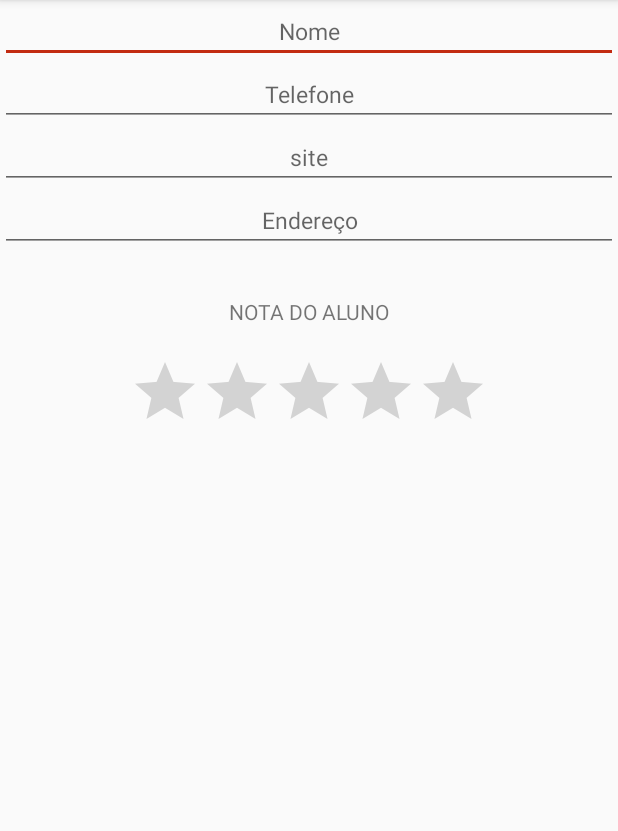
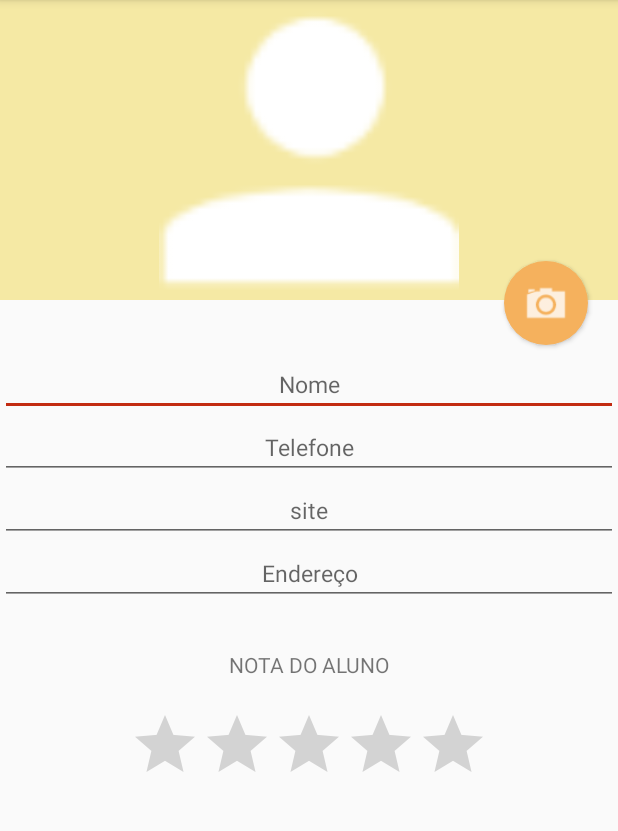
Before and after one commit to souzanirs/Caelum_Android_I, an Android app: the FormularioActivity screen opened directly, with no data from a screen before it, on a phone screen of 412 x 824 dp, the part 84-915 px from its top. Run offline under Robolectric (Android 15) with nearby library versions, the light colour scheme and no system bars.

Commit message:
Atualização Projeto 20161026_005 Adicionando Foto

```diff
--- a/AndroidStudioProjects/Cadastro/app/src/main/AndroidManifest.xml
+++ b/AndroidStudioProjects/Cadastro/app/src/main/AndroidManifest.xml
@@ -5,6 +5,8 @@
     <uses-permission android:name="android.permission.CALL_PHONE"/>
     <uses-permission android:name="android.permission.INTERNET"/>
     <uses-permission android:name="android.permission.RECEIVE_SMS"/>
+    <uses-permission android:name="android.permission.WRITE_EXTERNAL_STORAGE"/>
+    <uses-permission android:name="android.permission.CAMERA"/>
 
     <application
         android:allowBackup="true"
--- a/AndroidStudioProjects/Cadastro/app/src/main/java/br/com/caelum/cadastro/FormularioActivity.java
+++ b/AndroidStudioProjects/Cadastro/app/src/main/java/br/com/caelum/cadastro/FormularioActivity.java
@@ -1,21 +1,31 @@
 package br.com.caelum.cadastro;
 
+import android.app.Activity;
 import android.content.Intent;
+import android.content.pm.ActivityInfo;
+import android.net.Uri;
+import android.provider.MediaStore;
+import android.support.annotation.StringDef;
 import android.support.v7.app.AppCompatActivity;
 import android.os.Bundle;
 import android.view.Menu;
 import android.view.MenuInflater;
 import android.view.MenuItem;
+import android.view.View;
+import android.widget.Button;
 import android.widget.EditText;
 import android.widget.Toast;
+
+import java.io.File;
 
 import br.com.caelum.cadastro.DAO.AlunoDAO;
 import br.com.caelum.cadastro.classes.Aluno;
 
 public class FormularioActivity extends AppCompatActivity {
 
+    private static final int cameraCODE = 123; //Codigo para o retorno da Camera
     private FormularioHelper helper; //Criando um atributo herper
-    public static final String alunoSelecionado = "alunoSelecionado";
+    private String localArquivoFoto=""; //Criando variavel para armazenar endereço da foto no sistema
 
     @Override
     protected void onCreate(Bundle savedInstanceState) {
@@ -50,11 +60,33 @@ public class FormularioActivity extends AppCompatActivity {
 //            }
 //        });
 
-        Intent intent = this.getIntent();
+        //Pegando o aluno passado da Lista para a edição de seu cadastro
+        final Intent intent = this.getIntent();
         if(intent.hasExtra("aluno")){
             Aluno aluno = (Aluno) intent.getSerializableExtra("aluno");
             helper.carregaAluno(aluno);
         }
+
+        //Criando ação relizada quanto clicado no botão para adicionar foto
+        Button foto = helper.getFotoBotao();
+        foto.setOnClickListener(new View.OnClickListener() {
+            @Override
+            public void onClick(View view) {
+
+                /*
+                    Indica o local de armazenamento e nome do arquivo a ser gerado
+                      # "getExternalFilesDir" indica o local onde fica armazenado a aplicação
+                      # pode-se ao invés de definir NULL, indicar o nome de uma subpasta
+                 */
+                localArquivoFoto = getExternalFilesDir(null)+"/"+System.currentTimeMillis()+".jpg";
+                Uri localFoto = Uri.fromFile(new File(localArquivoFoto));
+
+                Intent intentCamera = new Intent( MediaStore.ACTION_IMAGE_CAPTURE);
+                intentCamera.putExtra( MediaStore.EXTRA_OUTPUT, localFoto);
+                startActivityForResult(intentCamera, cameraCODE);
+            }
+        } );
+
     }
 
     @Override
@@ -119,4 +151,15 @@ public class FormularioActivity extends AppCompatActivity {
         }
 
     }
+
+    @Override
+    protected void onActivityResult(int requestCode, int resultCode, Intent data) {
+        if(requestCode == cameraCODE){
+            if(resultCode == Activity.RESULT_OK){
+                helper.carregaImagem(this.localArquivoFoto);
+            } else {
+                this.localArquivoFoto = null;
+            }
+        }
+    }
 }
--- a/AndroidStudioProjects/Cadastro/app/src/main/java/br/com/caelum/cadastro/FormularioHelper.java
+++ b/AndroidStudioProjects/Cadastro/app/src/main/java/br/com/caelum/cadastro/FormularioHelper.java
@@ -1,6 +1,10 @@
 package br.com.caelum.cadastro;
 
+import android.graphics.Bitmap;
+import android.graphics.BitmapFactory;
+import android.widget.Button;
 import android.widget.EditText;
+import android.widget.ImageView;
 import android.widget.RatingBar;
 
 import br.com.caelum.cadastro.classes.Aluno;
@@ -18,6 +22,8 @@ public class FormularioHelper {
     private EditText endereco;
     private EditText email;
     private RatingBar nota;
+    private ImageView foto;
+    private Button fotoBotao;
 
     public FormularioHelper(FormularioActivity formularioActivity) {
 
@@ -28,6 +34,8 @@ public class FormularioHelper {
         this.endereco = (EditText) formularioActivity.findViewById(R.id.formulario_endereco);
         this.email = (EditText) formularioActivity.findViewById(R.id.formulario_site);
         this.nota = (RatingBar) formularioActivity.findViewById(R.id.formulario_ratio);
+        this.foto = (ImageView) formularioActivity.findViewById(R.id.formulario_foto);
+        this.fotoBotao = (Button) formularioActivity.findViewById(R.id.formulario_botao_foto);
 
     }
 
@@ -58,4 +66,15 @@ public class FormularioHelper {
 
         this.aluno = aluno;
     }
+
+    public Button getFotoBotao(){
+        return fotoBotao;
+    }
+
+    public void carregaImagem(String localArquivoFoto) {
+        Bitmap bitmapFoto = BitmapFactory.decodeFile(localArquivoFoto);
+        Bitmap bitmapFotoreduzida = Bitmap.createScaledBitmap(bitmapFoto, 300, 300, true);
+        foto.setImageBitmap(bitmapFotoreduzida);
+        foto.setTag(localArquivoFoto);
+    }
 }
--- a/AndroidStudioProjects/Cadastro/app/src/main/java/br/com/caelum/cadastro/classes/Permissao.java
+++ b/AndroidStudioProjects/Cadastro/app/src/main/java/br/com/caelum/cadastro/classes/Permissao.java
@@ -21,7 +21,8 @@ public class Permissao {
         String[] permissoes = {
                 Manifest.permission.CALL_PHONE,
                 Manifest.permission.RECEIVE_SMS,
-                Manifest.permission.INTERNET
+                Manifest.permission.INTERNET,
+                Manifest.permission.CAMERA
         };
 
         if(Build.VERSION.SDK_INT >= Build.VERSION_CODES.M){
--- /dev/null
+++ b/AndroidStudioProjects/Cadastro/app/src/main/res/drawable/formulario_foto_button.xml
@@ -0,0 +1,16 @@
+<?xml version="1.0" encoding="utf-8"?>
+<layer-list xmlns:android="http://schemas.android.com/apk/res/android">
+
+    <item>
+        <shape android:shape="oval">
+            <solid android:color="#f5b15d"/>
+            <padding android:bottom="10dp"
+                     android:left="10dp"
+                     android:right="10dp"
+                     android:top="10dp"/>
+        </shape>
+    </item>
+
+    <item android:drawable="@drawable/ic_camera"/>
+
+</layer-list>
--- a/AndroidStudioProjects/Cadastro/app/src/main/res/layout/activity_formulario.xml
+++ b/AndroidStudioProjects/Cadastro/app/src/main/res/layout/activity_formulario.xml
@@ -8,6 +8,31 @@
         android:layout_width="match_parent"
         android:layout_height="match_parent"
         android:orientation="vertical">
+
+        <RelativeLayout
+            android:layout_width="match_parent"
+            android:layout_height="235dp">
+
+            <ImageView
+                android:layout_width="match_parent"
+                android:layout_height="200dp"
+                android:id="@+id/formulario_foto"
+                android:background="#f5e9a4"
+                android:src="@drawable/ic_no_image"/>
+
+            <Button
+                android:layout_width="56dp"
+                android:layout_height="56dp"
+                android:id="@+id/formulario_botao_foto"
+                android:layout_alignParentBottom="true"
+                android:layout_alignParentRight="true"
+                android:layout_marginBottom="5dp"
+                android:layout_marginRight="20dp"
+                android:background="@drawable/formulario_foto_button"
+                android:elevation="5dp"
+                android:gravity="center"/>
+
+        </RelativeLayout>
 
         <EditText
             android:layout_width="match_parent"
```
